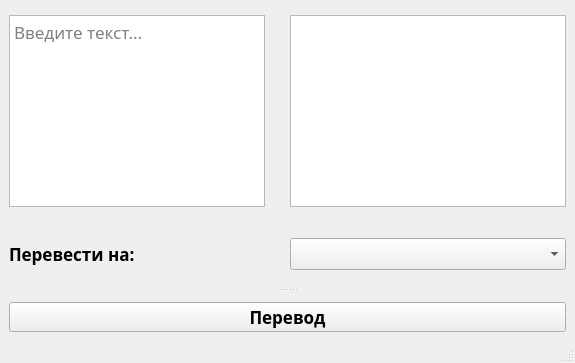
This is lab1/mainwindow.ui in DarkArtheme/ai-methods as Qt 5 draws it before an edit. The edited form follows.
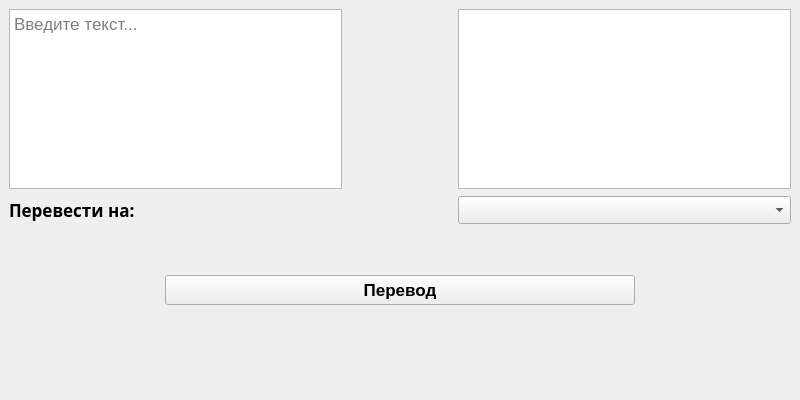
This is the edited form.

Diff of the .ui file:
```diff
--- a/lab1/mainwindow.ui
+++ b/lab1/mainwindow.ui
@@ -6,13 +6,19 @@
    <rect>
     <x>0</x>
     <y>0</y>
-    <width>575</width>
-    <height>363</height>
+    <width>800</width>
+    <height>400</height>
    </rect>
   </property>
   <property name="windowTitle">
    <string>Переводчик</string>
   </property>
+  <property name="autoFillBackground">
+   <bool>true</bool>
+  </property>
+  <property name="tabShape">
+   <enum>QTabWidget::Rounded</enum>
+  </property>
   <widget class="QWidget" name="centralwidget">
    <property name="maximumSize">
     <size>
@@ -25,126 +31,10 @@
      <stylestrategy>PreferAntialias</stylestrategy>
     </font>
    </property>
-   <layout class="QGridLayout" name="gridLayout">
-    <item row="0" column="0">
-     <widget class="QSplitter" name="splitter">
-      <property name="sizePolicy">
-       <sizepolicy hsizetype="MinimumExpanding" vsizetype="MinimumExpanding">
-        <horstretch>0</horstretch>
-        <verstretch>0</verstretch>
-       </sizepolicy>
-      </property>
-      <property name="maximumSize">
-       <size>
-        <width>600</width>
-        <height>16777215</height>
-       </size>
-      </property>
-      <property name="layoutDirection">
-       <enum>Qt::LeftToRight</enum>
-      </property>
-      <property name="frameShape">
-       <enum>QFrame::NoFrame</enum>
-      </property>
-      <property name="orientation">
-       <enum>Qt::Vertical</enum>
-      </property>
-      <property name="handleWidth">
-       <number>25</number>
-      </property>
-      <widget class="QWidget" name="layoutWidget">
-       <layout class="QFormLayout" name="formLayout">
-        <property name="labelAlignment">
-         <set>Qt::AlignJustify|Qt::AlignVCenter</set>
-        </property>
-        <property name="formAlignment">
-         <set>Qt::AlignJustify|Qt::AlignVCenter</set>
-        </property>
-        <property name="horizontalSpacing">
-         <number>25</number>
-        </property>
-        <property name="verticalSpacing">
-         <number>25</number>
-        </property>
-        <item row="0" column="0">
-         <widget class="QPlainTextEdit" name="plainTextEdit">
-          <property name="sizePolicy">
-           <sizepolicy hsizetype="Preferred" vsizetype="Fixed">
-            <horstretch>0</horstretch>
-            <verstretch>0</verstretch>
-           </sizepolicy>
-          </property>
-          <property name="maximumSize">
-           <size>
-            <width>500</width>
-            <height>16777215</height>
-           </size>
-          </property>
-          <property name="font">
-           <font>
-            <family>Source Code Pro ExtraLight</family>
-            <pointsize>13</pointsize>
-            <bold>false</bold>
-            <stylestrategy>PreferAntialias</stylestrategy>
-           </font>
-          </property>
-          <property name="cursor" stdset="0">
-           <cursorShape>IBeamCursor</cursorShape>
-          </property>
-          <property name="layoutDirection">
-           <enum>Qt::LeftToRight</enum>
-          </property>
-          <property name="placeholderText">
-           <string>Введите текст...</string>
-          </property>
-         </widget>
-        </item>
-        <item row="0" column="1">
-         <widget class="QTextBrowser" name="textBrowser">
-          <property name="sizePolicy">
-           <sizepolicy hsizetype="Preferred" vsizetype="Fixed">
-            <horstretch>0</horstretch>
-            <verstretch>0</verstretch>
-           </sizepolicy>
-          </property>
-          <property name="maximumSize">
-           <size>
-            <width>500</width>
-            <height>16777215</height>
-           </size>
-          </property>
-          <property name="font">
-           <font>
-            <family>Source Code Pro ExtraLight</family>
-            <pointsize>13</pointsize>
-            <bold>false</bold>
-            <stylestrategy>PreferAntialias</stylestrategy>
-           </font>
-          </property>
-         </widget>
-        </item>
-        <item row="1" column="0">
-         <widget class="QLabel" name="label">
-          <property name="sizePolicy">
-           <sizepolicy hsizetype="MinimumExpanding" vsizetype="MinimumExpanding">
-            <horstretch>0</horstretch>
-            <verstretch>0</verstretch>
-           </sizepolicy>
-          </property>
-          <property name="font">
-           <font>
-            <family>Source Code Pro SemiBold</family>
-            <pointsize>13</pointsize>
-            <bold>true</bold>
-            <stylestrategy>PreferAntialias</stylestrategy>
-           </font>
-          </property>
-          <property name="text">
-           <string>Перевести на:</string>
-          </property>
-         </widget>
-        </item>
-        <item row="1" column="1">
+   <layout class="QVBoxLayout" name="verticalLayout" stretch="25,5,5,10">
+    <item>
+     <layout class="QGridLayout" name="gridLayout" rowstretch="1,3" columnstretch="3,1,3" rowminimumheight="1,30">
+      <item row="1" column="2">
          <widget class="QComboBox" name="comboBox">
           <property name="sizePolicy">
            <sizepolicy hsizetype="MinimumExpanding" vsizetype="Fixed">
@@ -154,7 +44,7 @@
           </property>
           <property name="font">
            <font>
-            <family>Source Code Pro Light</family>
+          <family>Segoe UI</family>
             <pointsize>13</pointsize>
             <stylestrategy>PreferAntialias</stylestrategy>
            </font>
@@ -192,11 +82,147 @@
           </item>
          </widget>
         </item>
-       </layout>
-      </widget>
+      <item row="0" column="0">
+       <widget class="QPlainTextEdit" name="plainTextEdit">
+        <property name="sizePolicy">
+         <sizepolicy hsizetype="Preferred" vsizetype="Preferred">
+          <horstretch>0</horstretch>
+          <verstretch>0</verstretch>
+         </sizepolicy>
+        </property>
+        <property name="maximumSize">
+         <size>
+          <width>16777215</width>
+          <height>16777215</height>
+         </size>
+        </property>
+        <property name="font">
+         <font>
+          <family>Segoe UI</family>
+          <pointsize>13</pointsize>
+          <bold>false</bold>
+          <stylestrategy>PreferAntialias</stylestrategy>
+         </font>
+        </property>
+        <property name="cursor" stdset="0">
+         <cursorShape>IBeamCursor</cursorShape>
+        </property>
+        <property name="frameShadow">
+         <enum>QFrame::Plain</enum>
+        </property>
+        <property name="placeholderText">
+         <string>Введите текст...</string>
+        </property>
+       </widget>
+      </item>
+      <item row="0" column="2">
+       <widget class="QTextBrowser" name="textBrowser">
+        <property name="sizePolicy">
+         <sizepolicy hsizetype="Preferred" vsizetype="Preferred">
+          <horstretch>0</horstretch>
+          <verstretch>0</verstretch>
+         </sizepolicy>
+        </property>
+        <property name="maximumSize">
+         <size>
+          <width>16777215</width>
+          <height>16777215</height>
+         </size>
+        </property>
+        <property name="font">
+         <font>
+          <family>Segoe UI</family>
+          <pointsize>13</pointsize>
+          <bold>false</bold>
+          <stylestrategy>PreferAntialias</stylestrategy>
+         </font>
+        </property>
+        <property name="frameShadow">
+         <enum>QFrame::Plain</enum>
+        </property>
+       </widget>
+      </item>
+      <item row="1" column="0">
+       <widget class="QLabel" name="label">
+        <property name="sizePolicy">
+         <sizepolicy hsizetype="Preferred" vsizetype="Preferred">
+          <horstretch>0</horstretch>
+          <verstretch>0</verstretch>
+         </sizepolicy>
+        </property>
+        <property name="font">
+         <font>
+          <family>Segoe UI Semibold</family>
+          <pointsize>13</pointsize>
+          <bold>true</bold>
+          <stylestrategy>PreferAntialias</stylestrategy>
+         </font>
+        </property>
+        <property name="text">
+         <string>Перевести на:</string>
+        </property>
+       </widget>
+      </item>
+      <item row="0" column="1">
+       <spacer name="horizontalSpacer">
+        <property name="orientation">
+         <enum>Qt::Horizontal</enum>
+        </property>
+        <property name="sizeHint" stdset="0">
+         <size>
+          <width>40</width>
+          <height>20</height>
+         </size>
+        </property>
+       </spacer>
+      </item>
+      <item row="1" column="1">
+       <spacer name="horizontalSpacer_2">
+        <property name="orientation">
+         <enum>Qt::Horizontal</enum>
+        </property>
+        <property name="sizeHint" stdset="0">
+         <size>
+          <width>40</width>
+          <height>20</height>
+         </size>
+        </property>
+       </spacer>
+      </item>
+     </layout>
+    </item>
+    <item>
+     <spacer name="verticalSpacer_2">
+      <property name="orientation">
+       <enum>Qt::Vertical</enum>
+      </property>
+      <property name="sizeHint" stdset="0">
+       <size>
+        <width>20</width>
+        <height>40</height>
+       </size>
+      </property>
+     </spacer>
+    </item>
+    <item>
+     <layout class="QHBoxLayout" name="horizontalLayout_3" stretch="1,3,1">
+      <item>
+       <spacer name="horizontalSpacer_3">
+        <property name="orientation">
+         <enum>Qt::Horizontal</enum>
+        </property>
+        <property name="sizeHint" stdset="0">
+         <size>
+          <width>40</width>
+          <height>20</height>
+         </size>
+        </property>
+       </spacer>
+      </item>
+      <item>
       <widget class="QPushButton" name="pushButton">
        <property name="sizePolicy">
-        <sizepolicy hsizetype="MinimumExpanding" vsizetype="Fixed">
+         <sizepolicy hsizetype="Fixed" vsizetype="Preferred">
          <horstretch>0</horstretch>
          <verstretch>0</verstretch>
         </sizepolicy>
@@ -215,8 +241,9 @@
        </property>
        <property name="font">
         <font>
-         <family>Source Code Pro ExtraBold</family>
+          <family>Segoe UI</family>
          <pointsize>13</pointsize>
+          <italic>false</italic>
          <bold>true</bold>
          <stylestrategy>PreferAntialias</stylestrategy>
         </font>
@@ -228,7 +255,34 @@
         <string>Перевод</string>
        </property>
       </widget>
-     </widget>
+      </item>
+      <item>
+       <spacer name="horizontalSpacer_4">
+        <property name="orientation">
+         <enum>Qt::Horizontal</enum>
+        </property>
+        <property name="sizeHint" stdset="0">
+         <size>
+          <width>40</width>
+          <height>20</height>
+         </size>
+        </property>
+       </spacer>
+      </item>
+     </layout>
+    </item>
+    <item>
+     <spacer name="verticalSpacer">
+      <property name="orientation">
+       <enum>Qt::Vertical</enum>
+      </property>
+      <property name="sizeHint" stdset="0">
+       <size>
+        <width>20</width>
+        <height>40</height>
+       </size>
+      </property>
+     </spacer>
     </item>
    </layout>
   </widget>
@@ -242,7 +296,6 @@
     </rect>
    </property>
   </widget>
-  <widget class="QStatusBar" name="statusbar"/>
  </widget>
  <resources/>
  <connections>
```
Left out of the diff: 5 changed lines with no effect on the pictures. Lines whose indentation alone changed are shown as unchanged.
